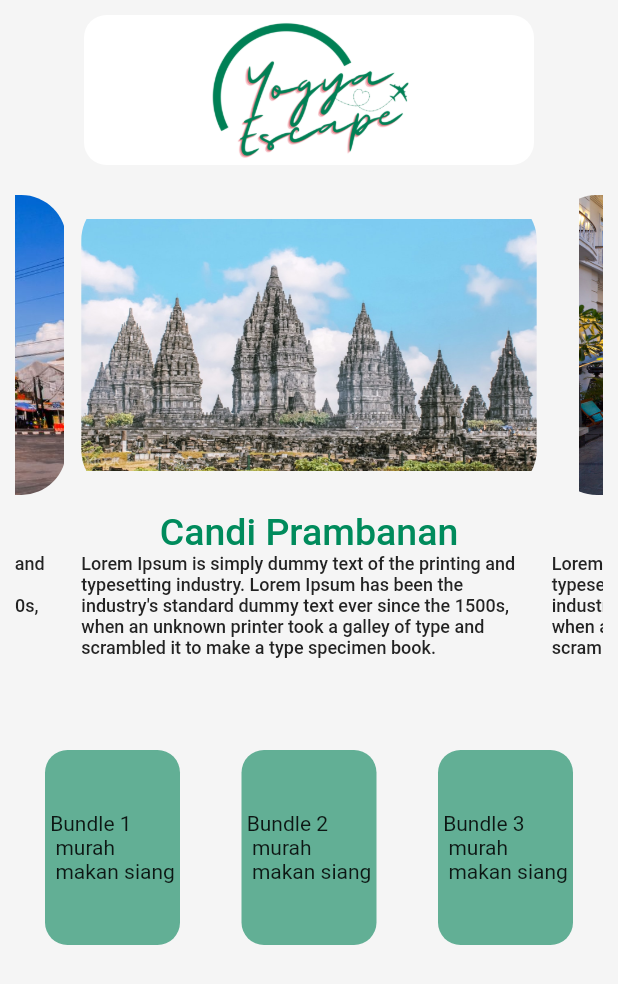
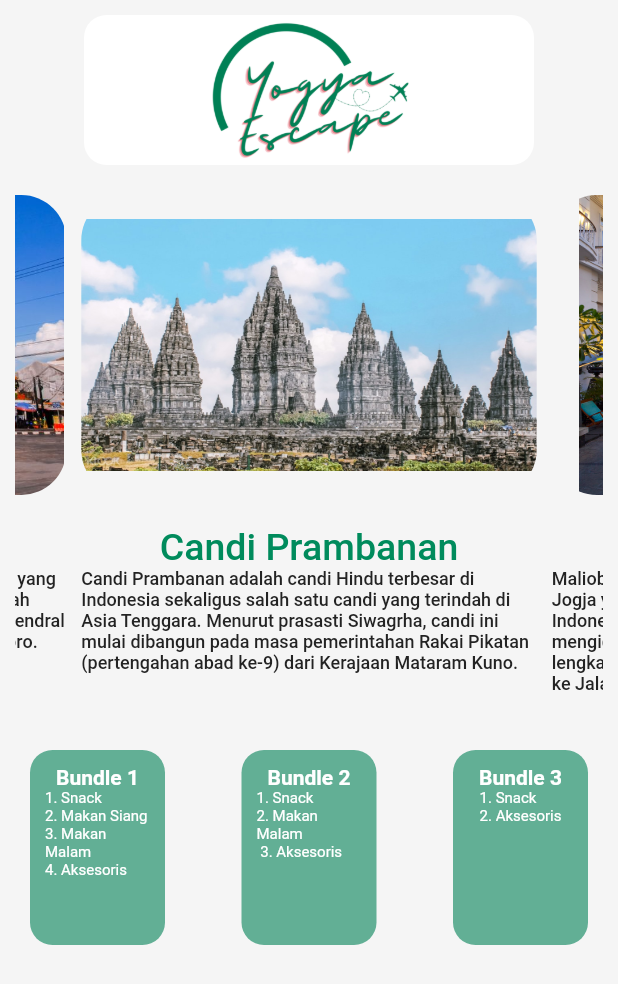
Before and after one commit to mayangsr/Yogya-Escape-Mobile, a Flutter app: the home screen opened by its route, swiped to page 4, on a phone screen of 412 x 824 dp. Shown: the top 984 px of the screen. Run offline on Flutter 3.47's test engine with Material 2 defaults, Android fonts, the light colour scheme and no system bars; drawn by our look-alikes of carousel_slider; our stand-ins replace google_maps_flutter; network calls fail; key blocks and very long unbroken strings in the code were emptied for the run.

Commit message:
fix bundle

```diff
--- a/yogya_escape_mobile/lib/home.dart
+++ b/yogya_escape_mobile/lib/home.dart
@@ -58,12 +58,12 @@
                           child: Image.asset(i, width: 500, height: 200,)
                         ),
                       ),
-                      SizedBox( height: 10,),
+                      SizedBox( height: 20,),
                       if(i == 'img/image-1.jpg')
                         Container(
                           child: Column(children: [
-                            Text("Pantai Ngitun", style:  TextStyle( fontSize: 25, fontWeight: FontWeight.w500, color: Color.fromRGBO(0, 139, 92, 1)),),
-                            Text("Lorem Ipsum is simply dummy text of the printing and typesetting industry. Lorem Ipsum has been the  industry's standard dummy text ever since the 1500s, when an unknown printer took a galley of type and scrambled it to make a type specimen book.",
+                            Text("Pantai Ngetun", style:  TextStyle( fontSize: 25, fontWeight: FontWeight.w500, color: Color.fromRGBO(0, 139, 92, 1)),),
+                            Text("Pantai Ngetun adalah salah satu pantai berpasir putih yang tersembunyi di Kabupaten Gunungkidul. Pantai ini diapit oleh dua bukit atau tebing karang di kedua sisinya. Di sekitar pantai terdapat pepohonan rindang untuk berteduh sambil menikmati pemandangan",
                         style:  TextStyle( fontSize: 12, fontWeight: FontWeight.w500, color: Color.fromRGBO(35, 35, 35, 1)),),
                           ],),
                         ),
@@ -71,7 +71,7 @@
                       Container(
                           child: Column(children: [
                             Text("Pantai Selatan", style:  TextStyle( fontSize: 25, fontWeight: FontWeight.w500, color: Color.fromRGBO(0, 139, 92, 1)),),
-                            Text("Lorem Ipsum is simply dummy text of the printing and typesetting industry. Lorem Ipsum has been the  industry's standard dummy text ever since the 1500s, when an unknown printer took a galley of type and scrambled it to make a type specimen book.",
+                            Text("Pantai di pesisir selatan Jawa selalu dikaitkan dengan mitos Ratu Pantai Selatan, Nyi Roro Kidul. Benar atau tidaknya mitos itu tidak ada yang tahu pasti. Namun, yang bisa dipastikan benar adalah keindahan berbagai pantai di Selatan Pulau Jawa.",
                         style:  TextStyle( fontSize: 12, fontWeight: FontWeight.w500, color: Color.fromRGBO(35, 35, 35, 1)),),
                           ],),
                         ),
@@ -79,7 +79,7 @@
                         Container(
                           child: Column(children: [
                             Text("Tugu Jogja", style:  TextStyle( fontSize: 25, fontWeight: FontWeight.w500, color: Color.fromRGBO(0, 139, 92, 1)),),
-                            Text("Lorem Ipsum is simply dummy text of the printing and typesetting industry. Lorem Ipsum has been the  industry's standard dummy text ever since the 1500s, when an unknown printer took a galley of type and scrambled it to make a type specimen book.",
+                            Text("Tugu Jogja merupakan landmark Kota Yogyakarta yang paling terkenal. Monumen ini berada tepat di tengah perempatan Jalan Pangeran Mangkubumi, Jalan Jendral Soedirman, Jalan A.M Sangaji dan Jalan Diponegoro.",
                         style:  TextStyle( fontSize: 12, fontWeight: FontWeight.w500, color: Color.fromRGBO(35, 35, 35, 1)),),
                           ],),
                         ),
@@ -87,7 +87,7 @@
                         Container(
                           child: Column(children: [
                             Text("Candi Prambanan", style:  TextStyle( fontSize: 25, fontWeight: FontWeight.w500, color: Color.fromRGBO(0, 139, 92, 1)),),
-                            Text("Lorem Ipsum is simply dummy text of the printing and typesetting industry. Lorem Ipsum has been the  industry's standard dummy text ever since the 1500s, when an unknown printer took a galley of type and scrambled it to make a type specimen book.",
+                            Text("Candi Prambanan adalah candi Hindu terbesar di Indonesia sekaligus salah satu candi yang terindah di Asia Tenggara. Menurut prasasti Siwagrha, candi ini mulai dibangun pada masa pemerintahan Rakai Pikatan (pertengahan abad ke-9) dari Kerajaan Mataram Kuno.",
                         style:  TextStyle( fontSize: 12, fontWeight: FontWeight.w500, color: Color.fromRGBO(35, 35, 35, 1)),),
                           ],),
                         ),
@@ -96,7 +96,7 @@
                         Container(
                           child: Column(children: [
                             Text("Malioboro", style:  TextStyle( fontSize: 25, fontWeight: FontWeight.w500, color: Color.fromRGBO(0, 139, 92, 1)),),
-                            Text("Lorem Ipsum is simply dummy text of the printing and typesetting industry. Lorem Ipsum has been the  industry's standard dummy text ever since the 1500s, when an unknown printer took a galley of type and scrambled it to make a type specimen book.",
+                            Text("Malioboro merupakan nama sebuah jalan yang ada di Jogja yang terkenal sebagai wisata belanja legendaris di Indonesia. Banyak wisatawan manca negara yang mengidentikkan jalan malioboro sebagai jogja, jadi tak lengkap rasanya berkunjung ke Jogja tanpa berkunjung ke Jalan Malioboro Jogja.",
                         style:  TextStyle( fontSize: 12, fontWeight: FontWeight.w500, color: Color.fromRGBO(35, 35, 35, 1)),),
                           ],),
                         ),
@@ -111,7 +111,7 @@
 
           ),
           Container(
-            margin : EdgeInsets.symmetric(horizontal: 20.0),
+            margin : EdgeInsets.symmetric(horizontal: 10.0),
                     child: Row(children: [
                       Container(
                         height: 130,
@@ -121,7 +121,20 @@
                           color: Color.fromRGBO(0, 128, 85, 0.6),
                         ),
                         alignment: Alignment.center,
-                        child: const Text('Bundle 1 \n murah \n makan siang'),
+
+                        child: Column(children: [
+                          Container(
+                            margin: EdgeInsets.symmetric(horizontal: 10.0, vertical: 10.0),
+                            child: Column(
+                              children: [
+                                const Text('Bundle 1', style: TextStyle(color: Colors.white, fontWeight: FontWeight.bold)),
+                                const Text('1. Snack \n2. Makan Siang \n3. Makan Malam \n4. Aksesoris', style: TextStyle(color: Colors.white, fontSize: 10)),
+                              ],
+                            ),
+                          )
+
+                        ],)
+
                       ), Spacer(),
                       Container(
                         height: 130,
@@ -131,7 +144,19 @@
                           color: Color.fromRGBO(0, 128, 85, 0.6),
                         ),
                         alignment: Alignment.center,
-                        child: const Text('Bundle 2 \n murah \n makan siang'),
+                        child: Column(children: [
+                          Container(
+                            margin: EdgeInsets.symmetric(horizontal: 10.0, vertical: 10.0),
+                            child: Column(
+                              children: [
+                                const Text('Bundle 2', style: TextStyle(color: Colors.white, fontWeight: FontWeight.bold)),
+                                const Text('1. Snack \n2. Makan Malam \n 3. Aksesoris', style: TextStyle(color: Colors.white, fontSize: 10)),
+                              ],
+                            ),
+                          )
+
+                        ],)
+                        // child: const Text('Bundle 2 \n murah \n makan siang',style: TextStyle(color: Colors.white)),
                       ), Spacer(),
                       Container(
                         height: 130,
@@ -141,7 +166,19 @@
                           color: Color.fromRGBO(0, 128, 85, 0.6),
                         ),
                         alignment: Alignment.center,
-                        child: const Text('Bundle 3 \n murah \n makan siang'),
+                        child: Column(children: [
+                          Container(
+                            margin: EdgeInsets.symmetric(horizontal: 10.0, vertical: 10.0),
+                            child: Column(
+                              children: [
+                                const Text('Bundle 3', style: TextStyle(color: Colors.white, fontWeight: FontWeight.bold)),
+                                const Text('1. Snack \n2. Aksesoris', style: TextStyle(color: Colors.white, fontSize: 10)),
+                              ],
+                            ),
+                          )
+
+                        ],)
+                        // child: const Text('Bundle 3 \n murah \n makan siang', style: TextStyle(color: Colors.white)),
                       )
                     ],),
                   )
```
